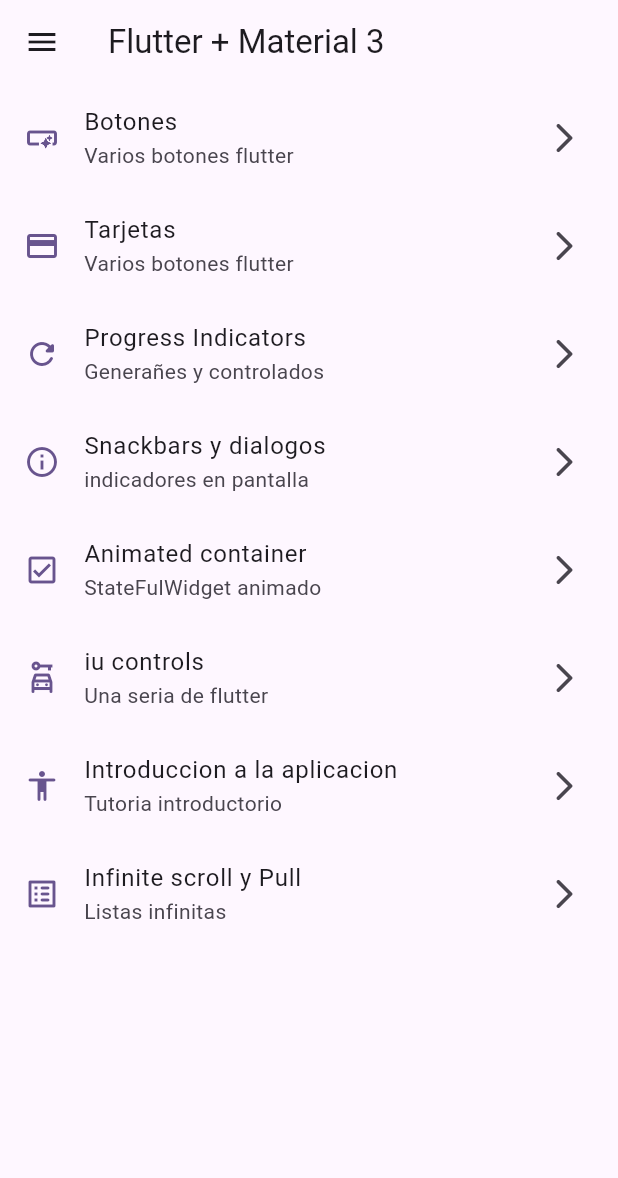
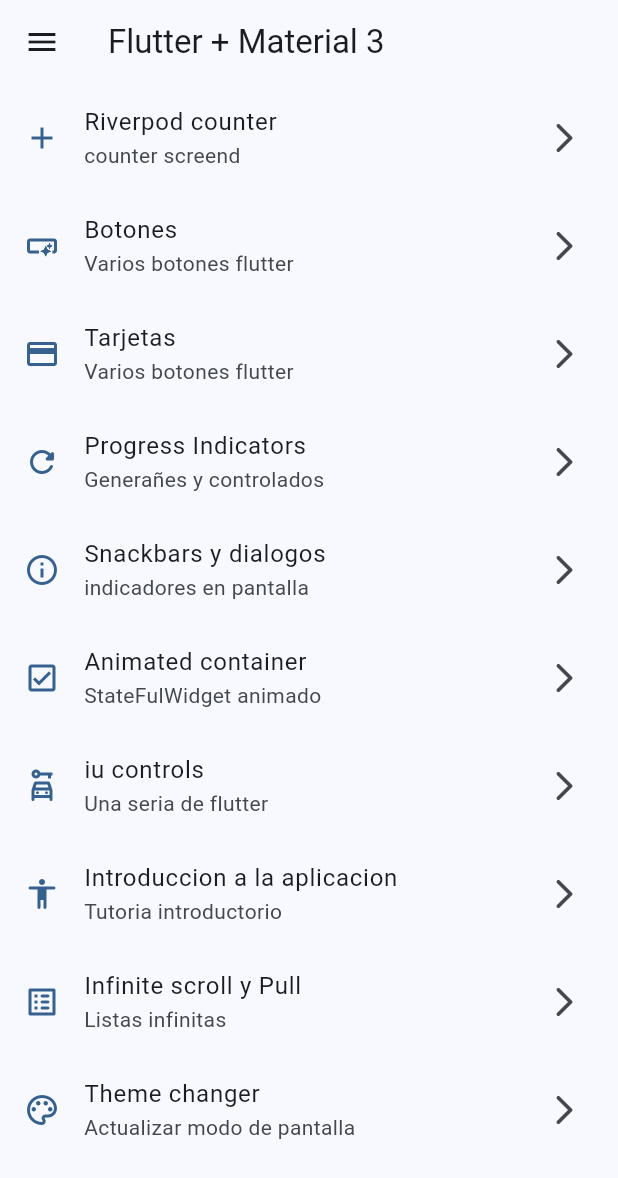
Before and after one commit to AntonyFP-7/flutter_widget, a Flutter app: the screen it shows after launch, on a phone screen of 412 x 824 dp. Shown: the top 1178 px of the screen. Run offline on Flutter 3.47's test engine with Material 3 defaults, Android fonts, the phone set to English and light mode, and no system bars; our stand-ins replace animate_do, flutter_riverpod, go_router.

Commit message:
`feat: Add Riverpod counter, theme changer, and update app theme and router`

```diff
--- a/lib/config/menu/menu_items.dart
+++ b/lib/config/menu/menu_items.dart
@@ -14,6 +14,11 @@ class MenuItems {
 }
 
 List<MenuItems> appMenuItems = [
+  MenuItems(
+      title: 'Riverpod counter',
+      subTitle: 'counter screend',
+      link: '/counter',
+      icon: Icons.add),
   MenuItems(
       title: 'Botones',
       subTitle: 'Varios botones flutter',
@@ -54,4 +59,9 @@ List<MenuItems> appMenuItems = [
       subTitle: 'Listas infinitas',
       link: '/infinite',
       icon: Icons.list_alt_rounded),
+  MenuItems(
+      title: 'Theme changer',
+      subTitle: 'Actualizar modo de pantalla',
+      link: '/theme-changer',
+      icon: Icons.color_lens_outlined),
 ];
--- a/lib/config/router/app_router.dart
+++ b/lib/config/router/app_router.dart
@@ -44,5 +44,13 @@ final appRouter = GoRouter(
         name: InfiniteScrollScrean.name,
         path: '/infinite',
         builder: (context, state) => InfiniteScrollScrean()),
+    GoRoute(
+        name: CounterScreend.name,
+        path: '/counter',
+        builder: (context, state) => CounterScreend()),
+    GoRoute(
+        name: TeamChanger.name,
+        path: '/theme-changer',
+        builder: (context, state) => TeamChanger()),
   ],
 );
--- a/lib/config/theme/app_theme.dart
+++ b/lib/config/theme/app_theme.dart
@@ -14,15 +14,16 @@ const List<Color> colorList = [
 
 class AppTheme {
   final int selectColor;
+  final bool isDarkMode;
 
-  AppTheme({required this.selectColor})
+  AppTheme({required this.selectColor, this.isDarkMode = false})
       : assert(selectColor >= 0, 'selectec color mayor a 0'),
-        assert(selectColor < colorList.length,'mejor a ${colorList.length}');
+        assert(selectColor < colorList.length, 'mejor a ${colorList.length}');
 
   ThemeData getTheme() => ThemeData(
-        colorSchemeSeed: colorList[selectColor],
-        appBarTheme: AppBarTheme(
-          centerTitle: false,
-        )
-      );
+      brightness: isDarkMode ? Brightness.dark : Brightness.light,
+      colorSchemeSeed: colorList[selectColor],
+      appBarTheme: AppBarTheme(
+        centerTitle: false,
+      ));
 }
--- a/lib/main.dart
+++ b/lib/main.dart
@@ -1,21 +1,26 @@
 import 'package:flutter/material.dart';
+import 'package:flutter_riverpod/flutter_riverpod.dart';
 import 'package:widget_app/config/router/app_router.dart';
 import 'package:widget_app/config/theme/app_theme.dart';
+import 'package:widget_app/presentation/providers/team_provider.dart';
 
 void main() {
-  runApp(const MainApp());
+  runApp(ProviderScope(child: MainApp()));
 }
 
-class MainApp extends StatelessWidget {
+class MainApp extends ConsumerWidget {
   const MainApp({super.key});
 
   @override
-  Widget build(BuildContext context) {
+  Widget build(BuildContext context, WidgetRef ref) {
+    final bool isDarkMode = ref.watch(isDarkModeProvider);
+    final int selectColor = ref.watch(selectedColorProvider);
     return MaterialApp.router(
       title: 'Flutter widget',
       routerConfig: appRouter,
       debugShowCheckedModeBanner: false,
-      theme: AppTheme(selectColor: 5).getTheme(),
+      theme:
+          AppTheme(selectColor: selectColor, isDarkMode: isDarkMode).getTheme(),
     );
   }
 }
--- /dev/null
+++ b/lib/presentation/providers/counter_provider.dart
@@ -0,0 +1,3 @@
+import 'package:flutter_riverpod/flutter_riverpod.dart';
+
+final counterProvider = StateProvider<int>((ref) => 5);
--- /dev/null
+++ b/lib/presentation/providers/team_provider.dart
@@ -0,0 +1,9 @@
+import 'package:flutter_riverpod/flutter_riverpod.dart';
+import 'package:widget_app/config/theme/app_theme.dart';
+
+final isDarkModeProvider = StateProvider<bool>((hrf) => false);
+//colores immutables
+final colorsProvider = Provider((ref) => colorList);
+
+
+final selectedColorProvider = StateProvider<int>((hrf) => 0);
--- a/lib/presentation/screens/screens.dart
+++ b/lib/presentation/screens/screens.dart
@@ -1,9 +1,11 @@
-export  'package:widget_app/presentation/screens/animated/animated_screen.dart';
 export 'package:widget_app/presentation/buttons/buttons_screen.dart';
 export 'package:widget_app/presentation/cards/cards_screen.dart';
+export 'package:widget_app/presentation/screens/animated/animated_screen.dart';
 export 'package:widget_app/presentation/screens/animated/app_tutorial_screen.dart';
 export 'package:widget_app/presentation/screens/animated/infinite_scroll_screan.dart';
 export 'package:widget_app/presentation/screens/controls/controls_screend.dart';
+export 'package:widget_app/presentation/screens/counter/counter_screend.dart';
 export 'package:widget_app/presentation/screens/home_screen.dart';
 export 'package:widget_app/presentation/screens/progress/progress_screend.dart';
 export 'package:widget_app/presentation/screens/snackbar/snackbar_screend.dart';
+export 'package:widget_app/presentation/team_changer/team_changer.dart';
--- a/pubspec.yaml
+++ b/pubspec.yaml
@@ -10,6 +10,7 @@ dependencies:
   animate_do: ^3.3.4
   flutter:
     sdk: flutter
+  flutter_riverpod: ^2.6.1
   go_router: ^14.6.3
 
 dev_dependencies:
```
Also changed, not shown: lib/presentation/screens/counter/counter_screend.dart (added, +41 -0 lines), lib/presentation/team_changer/team_changer.dart (added, +62 -0 lines), pubspec.lock.
